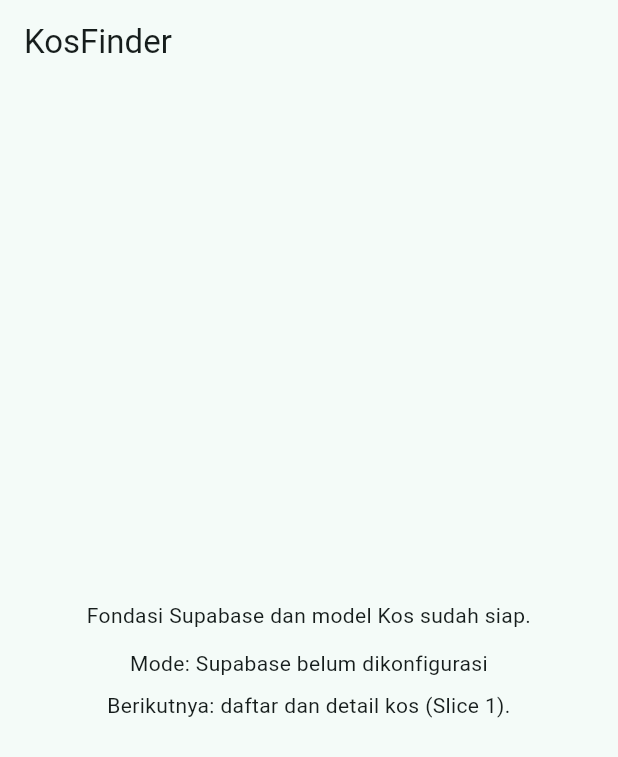
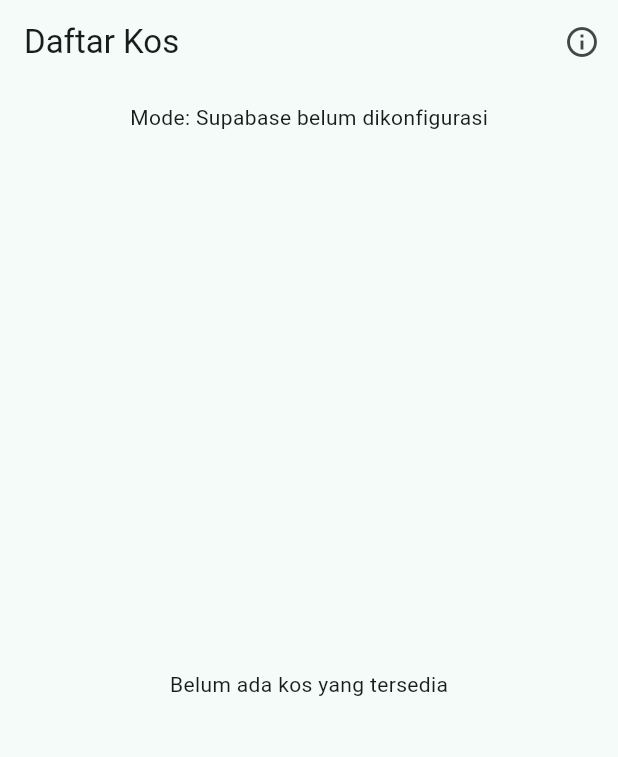
Before and after one commit to GadingAnanta/kosfinder, a Flutter app: the screen it shows after launch, on a phone screen of 412 x 824 dp. Shown: the top 757 px of the screen. Run offline on Flutter 3.47's test engine with Material 3 defaults, Android fonts, the phone set to English and light mode, and no system bars; our stand-ins replace material_ui, supabase_flutter; accounts and stored records are empty.

Commit message:
T04: daftar, detail, dan About (US01/US02)

```diff
--- a/lib/app.dart
+++ b/lib/app.dart
@@ -1,6 +1,10 @@
 import 'package:material_ui/material_ui.dart';
+import 'package:provider/provider.dart';
 
 import 'config/supabase_config.dart';
+import 'providers/kos_provider.dart';
+import 'repositories/kos_repository.dart';
+import 'screens/kos_list_page.dart';
 
 class KosFinderApp extends StatelessWidget {
   const KosFinderApp({super.key});
@@ -11,46 +15,28 @@ class KosFinderApp extends StatelessWidget {
       debugShowCheckedModeBanner: false,
       title: 'KosFinder',
       theme: ThemeData(colorSchemeSeed: Colors.teal, useMaterial3: true),
-      home: const BootstrapPage(),
+      home: ChangeNotifierProvider<KosProvider>(
+        create: (_) => KosProvider(repository: _createRepository()),
+        child: const KosListPage(),
+      ),
     );
+  }
+
+  /// Tanpa --dart-define, pakai sumber kosong agar aplikasi tetap terbuka.
+  /// Saat Supabase aktif, repository memakai client Supabase bawaan.
+  static KosRepository _createRepository() {
+    final source = SupabaseConfig.isConfigured
+        ? null
+        : const _EmptyKosDataSource();
+    return KosRepository(source: source);
   }
 }
 
-/// Halaman sementara untuk T01.
-/// T04 akan menggantinya dengan daftar kos.
-class BootstrapPage extends StatelessWidget {
-  const BootstrapPage({super.key});
+class _EmptyKosDataSource implements KosDataSource {
+  const _EmptyKosDataSource();
 
   @override
-  Widget build(BuildContext context) {
-    return Scaffold(
-      appBar: AppBar(title: const Text('KosFinder')),
-      body: Center(
-        child: Padding(
-          padding: const EdgeInsets.all(24),
-          child: Column(
-            mainAxisSize: MainAxisSize.min,
-            children: [
-              const Text(
-                'Fondasi Supabase dan model Kos sudah siap.',
-                textAlign: TextAlign.center,
-              ),
-              const SizedBox(height: 12),
-              Text(
-                SupabaseConfig.isConfigured
-                    ? 'Mode: Supabase aktif'
-                    : 'Mode: Supabase belum dikonfigurasi',
-                textAlign: TextAlign.center,
-              ),
-              const SizedBox(height: 8),
-              const Text(
-                'Berikutnya: daftar dan detail kos (Slice 1).',
-                textAlign: TextAlign.center,
-              ),
-            ],
-          ),
-        ),
-      ),
-    );
+  Future<List<Map<String, dynamic>>> fetchRows() async {
+    return const <Map<String, dynamic>>[];
   }
 }
--- /dev/null
+++ b/lib/screens/kos_list_page.dart
@@ -0,0 +1,115 @@
+import 'package:material_ui/material_ui.dart';
+import 'package:provider/provider.dart';
+
+import '../config/supabase_config.dart';
+import '../providers/kos_provider.dart';
+import 'about_page.dart';
+import 'kos_detail_page.dart';
+
+class KosListPage extends StatefulWidget {
+  const KosListPage({super.key});
+
+  @override
+  State<KosListPage> createState() => _KosListPageState();
+}
+
+class _KosListPageState extends State<KosListPage> {
+  @override
+  void initState() {
+    super.initState();
+    WidgetsBinding.instance.addPostFrameCallback((_) {
+      if (mounted) context.read<KosProvider>().loadKos();
+    });
+  }
+
+  @override
+  Widget build(BuildContext context) {
+    final state = context.watch<KosProvider>();
+
+    return Scaffold(
+      appBar: AppBar(
+        title: const Text('Daftar Kos'),
+        actions: [
+          IconButton(
+            icon: const Icon(Icons.info_outline),
+            tooltip: 'Tentang aplikasi',
+            onPressed: () {
+              Navigator.of(context).push(
+                MaterialPageRoute<void>(
+                  builder: (_) => const AboutPage(),
+                ),
+              );
+            },
+          ),
+        ],
+      ),
+      body: Column(
+        children: [
+          if (!SupabaseConfig.isConfigured)
+            const Padding(
+              padding: EdgeInsets.fromLTRB(16, 12, 16, 0),
+              child: Text('Mode: Supabase belum dikonfigurasi'),
+            ),
+          Expanded(child: _buildBody(context, state)),
+        ],
+      ),
+    );
+  }
+
+  Widget _buildBody(BuildContext context, KosProvider state) {
+    if (state.isLoading && state.items.isEmpty) {
+      return const Center(child: CircularProgressIndicator());
+    }
+
+    if (state.hasError) {
+      return Center(
+        child: Padding(
+          padding: const EdgeInsets.all(24),
+          child: Column(
+            mainAxisSize: MainAxisSize.min,
+            children: [
+              Text(
+                state.errorMessage ?? 'Gagal memuat daftar kos.',
+                textAlign: TextAlign.center,
+              ),
+              const SizedBox(height: 12),
+              FilledButton(
+                onPressed: state.loadKos,
+                child: const Text('Coba lagi'),
+              ),
+            ],
+          ),
+        ),
+      );
+    }
+
+    if (state.items.isEmpty) {
+      return const Center(child: Text('Belum ada kos yang tersedia'));
+    }
+
+    return RefreshIndicator(
+      onRefresh: state.loadKos,
+      child: ListView.builder(
+        physics: const AlwaysScrollableScrollPhysics(),
+        itemCount: state.items.length,
+        itemBuilder: (context, index) {
+          final kos = state.items[index];
+          return ListTile(
+            title: Text(kos.nama),
+            subtitle: Text('${kos.area} - Rp${kos.harga}'),
+            trailing: kos.isPenuh
+                ? const Chip(label: Text('Penuh'))
+                : Text('${kos.jumlahKamar} kamar'),
+            onTap: () {
+              Navigator.of(context).push(
+                MaterialPageRoute<void>(
+                  builder: (_) => KosDetailPage(kos: kos),
+                ),
+              );
+            },
+          );
+        },
+      ),
+    );
+  }
+}
```
Also changed, not shown: lib/screens/about_page.dart (added, +32 -0 lines), lib/screens/kos_detail_page.dart (added, +58 -0 lines), 2 other files.
